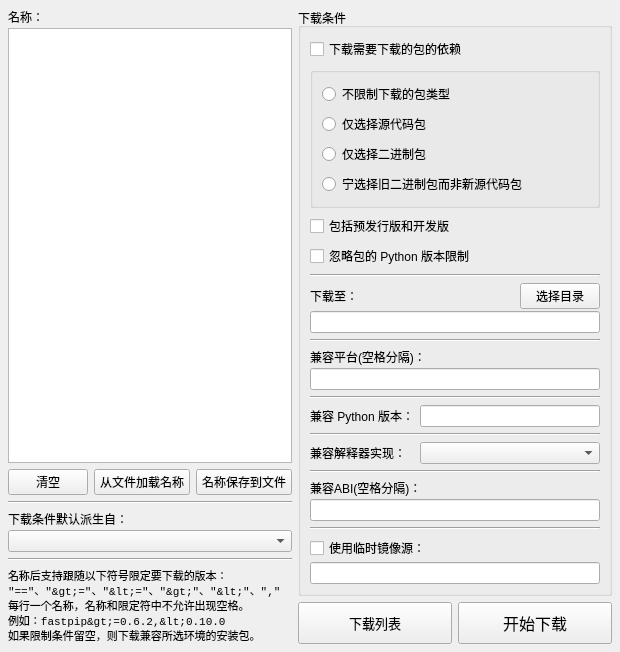
Qt form source/awespykit/ui/package_download.ui (hrpzcf/AwesomePyKit) before a commit.
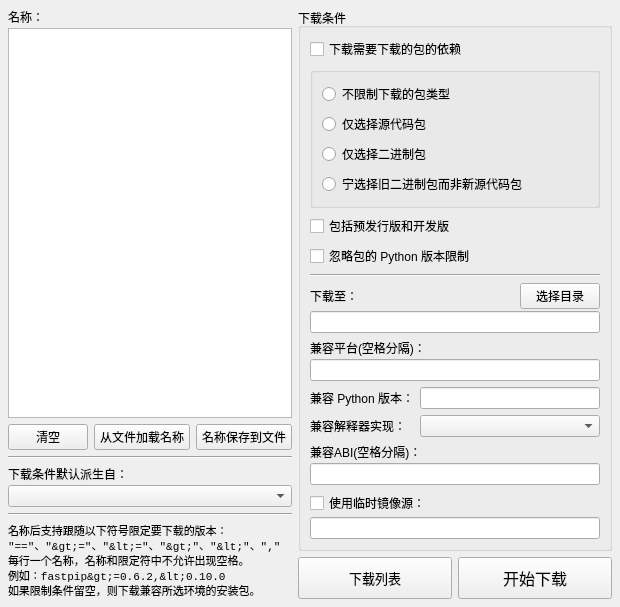
The same form after that commit.

Commit message: 删除模块安装包下载器界面部分分隔线

```diff
--- a/source/awespykit/ui/package_download.ui
+++ b/source/awespykit/ui/package_download.ui
@@ -10,7 +10,7 @@
     <x>0</x>
     <y>0</y>
     <width>620</width>
-    <height>650</height>
+    <height>605</height>
    </rect>
   </property>
   <property name="font">
@@ -306,13 +306,6 @@
                </item>
               </layout>
              </item>
-             <item>
-              <widget class="Line" name="line_2">
-               <property name="orientation">
-                <enum>Qt::Horizontal</enum>
-               </property>
-              </widget>
-             </item>
              <item>
               <layout class="QVBoxLayout" name="verticalLayout">
                <property name="spacing">
@@ -337,13 +330,6 @@
                </item>
               </layout>
              </item>
-             <item>
-              <widget class="Line" name="line_3">
-               <property name="orientation">
-                <enum>Qt::Horizontal</enum>
-               </property>
-              </widget>
-             </item>
              <item>
               <layout class="QHBoxLayout" name="horizontalLayout" stretch="0,9">
                <item>
@@ -377,13 +363,6 @@
                </item>
               </layout>
              </item>
-             <item>
-              <widget class="Line" name="line_4">
-               <property name="orientation">
-                <enum>Qt::Horizontal</enum>
-               </property>
-              </widget>
-             </item>
              <item>
               <layout class="QHBoxLayout" name="horizontalLayout_2" stretch="0,9">
                <item>
@@ -447,13 +426,6 @@
                </item>
               </layout>
              </item>
-             <item>
-              <widget class="Line" name="line_5">
-               <property name="orientation">
-                <enum>Qt::Horizontal</enum>
-               </property>
-              </widget>
-             </item>
              <item>
               <layout class="QVBoxLayout" name="verticalLayout_3">
                <property name="spacing">
@@ -478,13 +450,6 @@
                </item>
               </layout>
              </item>
-             <item>
-              <widget class="Line" name="line_6">
-               <property name="orientation">
-                <enum>Qt::Horizontal</enum>
-               </property>
-              </widget>
-             </item>
              <item>
               <layout class="QVBoxLayout" name="verticalLayout_4">
                <property name="spacing">
```
The commit also changes 1 other file.
